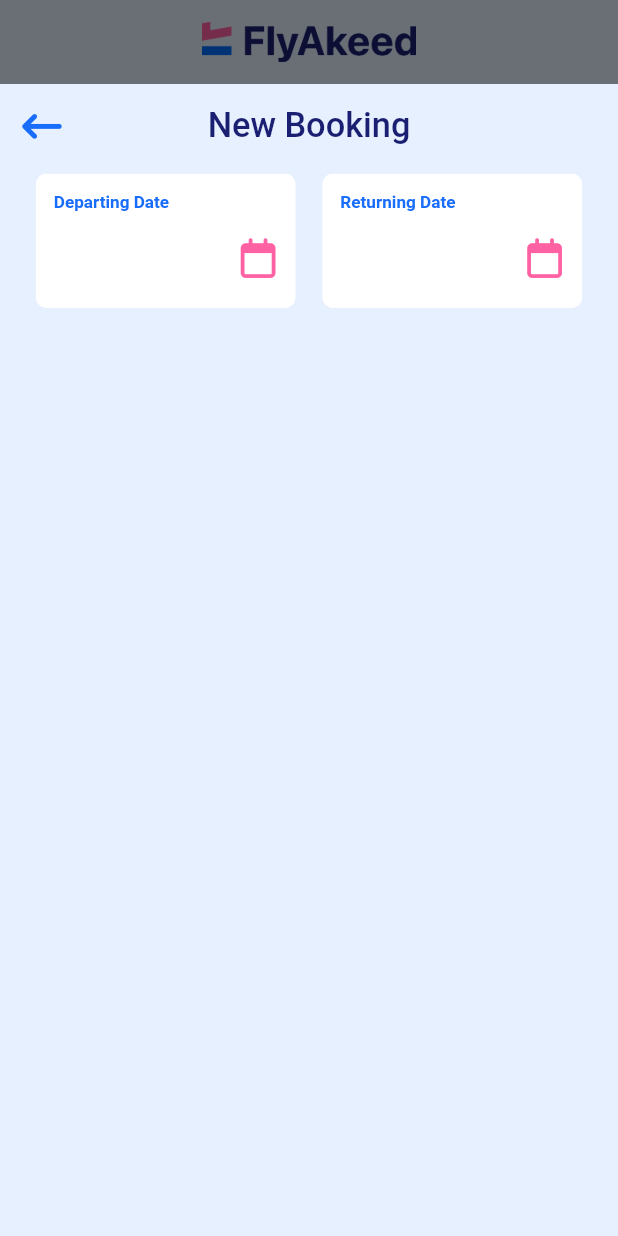
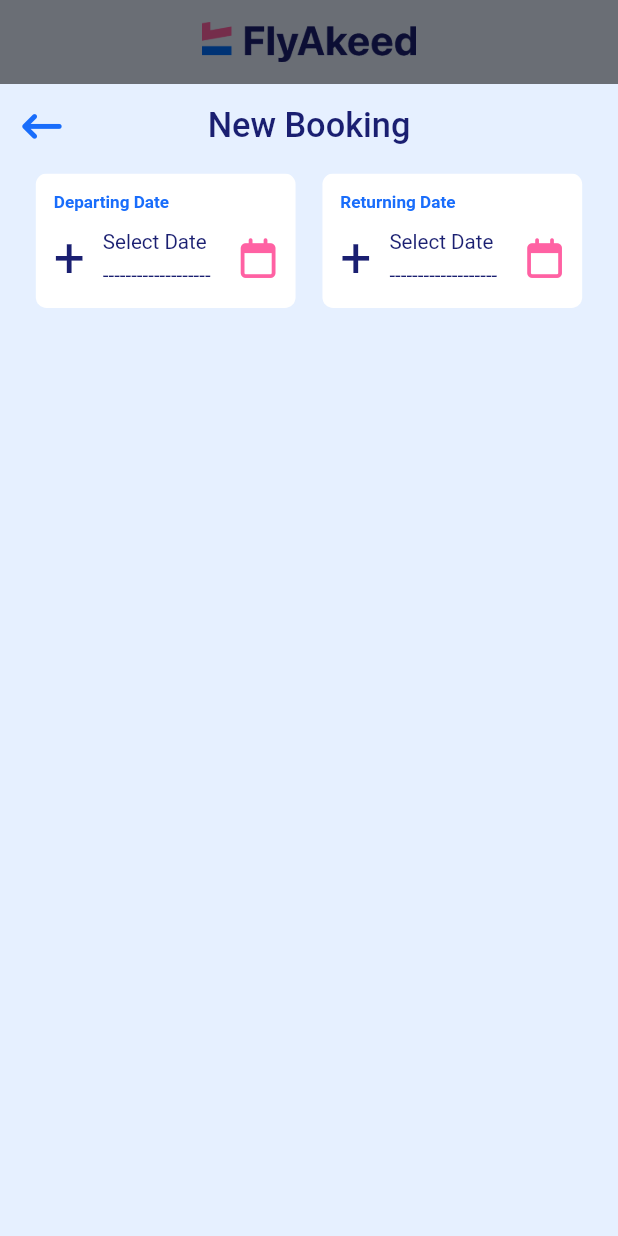
Before and after one commit to kamal606/flights, a Flutter app: the screen it shows after launch, item 2 of the bottom bar chosen, on a phone screen of 412 x 824 dp. Run offline on Flutter 3.47's test engine with Material 2 defaults, Android fonts, the phone set to English and light mode, and no system bars; our stand-ins replace equatable, flutter_bloc, flutter_screenutil, font_awesome_flutter.

Commit message:
edit select date

```diff
--- a/lib/core/functions/model_bottom_sheet.dart
+++ b/lib/core/functions/model_bottom_sheet.dart
@@ -22,22 +22,22 @@ abstract class OpenBottomSheet {
 
             String startmonth = state.dateTimeStart != null
                 ? month.format(state.dateTimeStart!)
-                : '';
+                : 'Select Date';
             String returnmonth = state.dateTimeReturn != null
                 ? month.format(state.dateTimeReturn!)
-                : '';
+                : 'Select Date';
             String startdayNumber = state.dateTimeStart != null
                 ? dayNumber.format(state.dateTimeStart!)
-                : '';
+                : '+';
             String returndayNumber = state.dateTimeReturn != null
                 ? dayNumber.format(state.dateTimeReturn!)
-                : '';
+                : '+';
             String startDayText = state.dateTimeStart != null
                 ? dayText.format(state.dateTimeStart!)
-                : '';
+                : '-------------------';
             String returnDayText = state.dateTimeReturn != null
                 ? dayText.format(state.dateTimeReturn!)
-                : '';
+                : '-------------------';
 
             final deviceHeight = MediaQuery.of(context).size.height;
 
--- a/pubspec.yaml
+++ b/pubspec.yaml
@@ -36,6 +36,7 @@ dependencies:
   flutter_screenutil: ^5.8.4
   font_awesome_flutter: ^10.5.0
   intl: ^0.18.1
+
 
 dev_dependencies:
   flutter_lints: ^2.0.0
```
